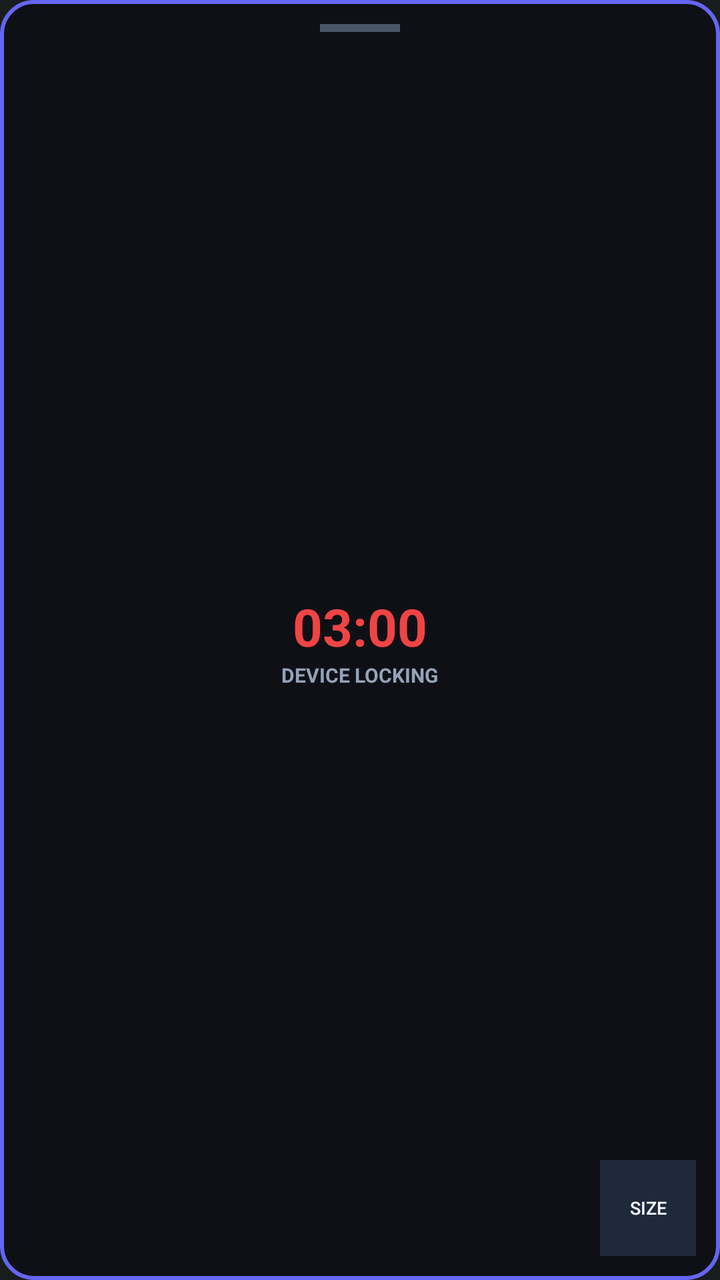
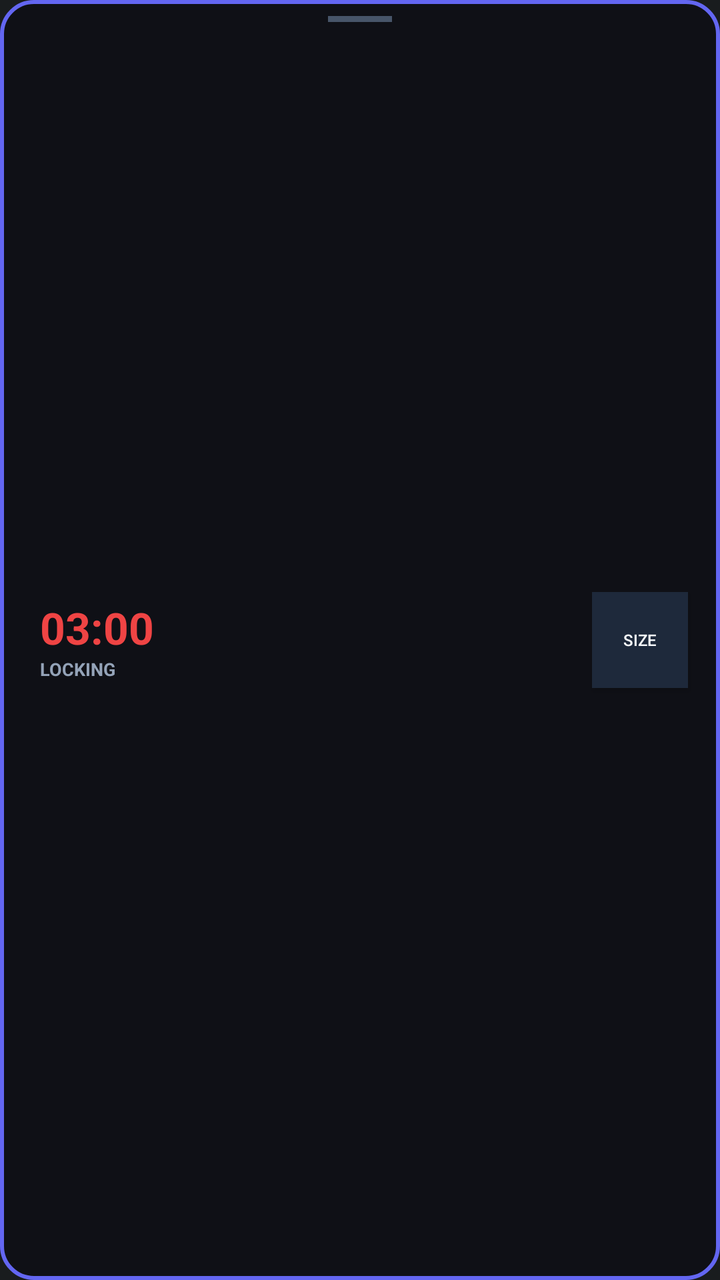

Before-and-after screenshots of an Android layout around one commit, followed by the original layout XML and the change that was made.
<!-- AndroidManifest.xml: application theme android:Theme.DeviceDefault.NoActionBar -->
<!-- res/layout/overlay_countdown.xml -->
<?xml version="1.0" encoding="utf-8"?>
<RelativeLayout xmlns:android="http://schemas.android.com/apk/res/android"
    android:id="@+id/overlayRoot"
    android:layout_width="match_parent"
    android:layout_height="match_parent"
    android:background="@drawable/glowing_overlay_bg"
    android:padding="12dp">

    
    <View
        android:id="@+id/dragIndicator"
        android:layout_width="40dp"
        android:layout_height="4dp"
        android:layout_centerHorizontal="true"
        android:layout_alignParentTop="true"
        android:background="#475569" />

    
    <LinearLayout
        android:layout_width="wrap_content"
        android:layout_height="wrap_content"
        android:layout_centerInParent="true"
        android:orientation="vertical"
        android:gravity="center">

        <TextView
            android:id="@+id/countdownText"
            android:layout_width="wrap_content"
            android:layout_height="wrap_content"
            android:text="03:00"
            android:textColor="#EF4444"
            android:textSize="26sp"
            android:textStyle="bold" />

        <TextView
            android:id="@+id/countdownLabel"
            android:layout_width="wrap_content"
            android:layout_height="wrap_content"
            android:text="Device Locking"
            android:textColor="#94A3B8"
            android:textSize="10sp"
            android:textStyle="bold"
            android:textAllCaps="true" />
    </LinearLayout>

    
    <Button
        android:id="@+id/sizeToggleButton"
        style="?android:attr/buttonStyleSmall"
        android:layout_width="wrap_content"
        android:layout_height="wrap_content"
        android:layout_alignParentBottom="true"
        android:layout_alignParentRight="true"
        android:background="#1E293B"
        android:textColor="#F8FAFC"
        android:text="SIZE"
        android:textSize="9sp" />

</RelativeLayout>
<!-- resources referenced by this layout -->
<resources>
  <!-- drawable glowing_overlay_bg (drawable) -->
  <?xml version="1.0" encoding="utf-8"?>
  <shape xmlns:android="http://schemas.android.com/apk/res/android"
      android:shape="rectangle">
      <solid android:color="#0F1016" />
      <stroke
          android:width="2dp"
          android:color="#6366F1" />
      <corners android:radius="16dp" />
  </shape>
</resources>

<!-- the commit's change to res/layout/overlay_countdown.xml (unified diff, before → after) -->
@@ -4,13 +4,13 @@
     android:layout_width="match_parent"
     android:layout_height="match_parent"
     android:background="@drawable/glowing_overlay_bg"
-    android:padding="12dp">
+    android:padding="8dp">
 
     
     <View
         android:id="@+id/dragIndicator"
-        android:layout_width="40dp"
-        android:layout_height="4dp"
+        android:layout_width="32dp"
+        android:layout_height="3dp"
         android:layout_centerHorizontal="true"
         android:layout_alignParentTop="true"
         android:background="#475569" />
@@ -19,9 +19,12 @@
     <LinearLayout
         android:layout_width="wrap_content"
         android:layout_height="wrap_content"
-        android:layout_centerInParent="true"
+        android:layout_centerVertical="true"
+        android:layout_alignParentLeft="true"
+        android:layout_marginLeft="12dp"
+        android:layout_toLeftOf="@+id/sizeToggleButton"
         android:orientation="vertical"
-        android:gravity="center">
+        android:gravity="left|center_vertical">
 
         <TextView
             android:id="@+id/countdownText"
@@ -29,16 +32,16 @@
             android:layout_height="wrap_content"
             android:text="03:00"
             android:textColor="#EF4444"
-            android:textSize="26sp"
+            android:textSize="22sp"
             android:textStyle="bold" />
 
         <TextView
             android:id="@+id/countdownLabel"
             android:layout_width="wrap_content"
             android:layout_height="wrap_content"
-            android:text="Device Locking"
+            android:text="Locking"
             android:textColor="#94A3B8"
-            android:textSize="10sp"
+            android:textSize="9sp"
             android:textStyle="bold"
             android:textAllCaps="true" />
     </LinearLayout>
@@ -49,11 +52,12 @@
         style="?android:attr/buttonStyleSmall"
         android:layout_width="wrap_content"
         android:layout_height="wrap_content"
-        android:layout_alignParentBottom="true"
+        android:layout_centerVertical="true"
         android:layout_alignParentRight="true"
+        android:layout_marginRight="8dp"
         android:background="#1E293B"
         android:textColor="#F8FAFC"
         android:text="SIZE"
-        android:textSize="9sp" />
+        android:textSize="8sp" />
 
 </RelativeLayout>
